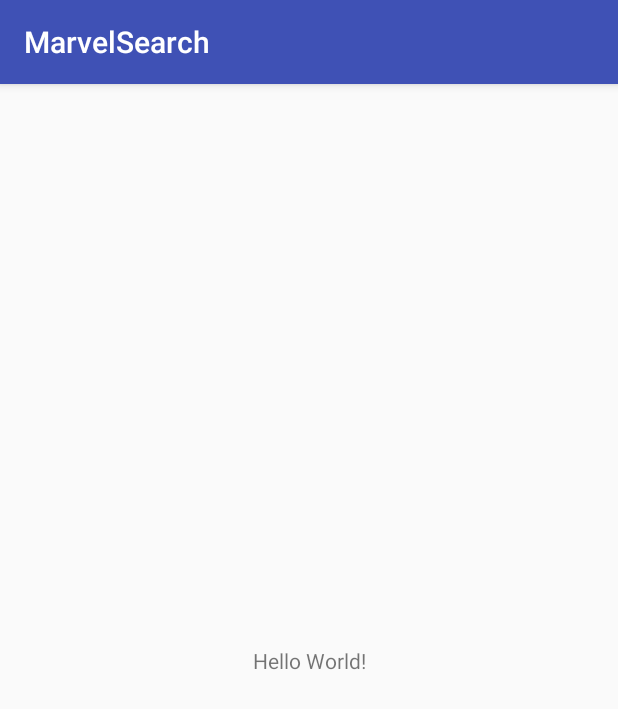
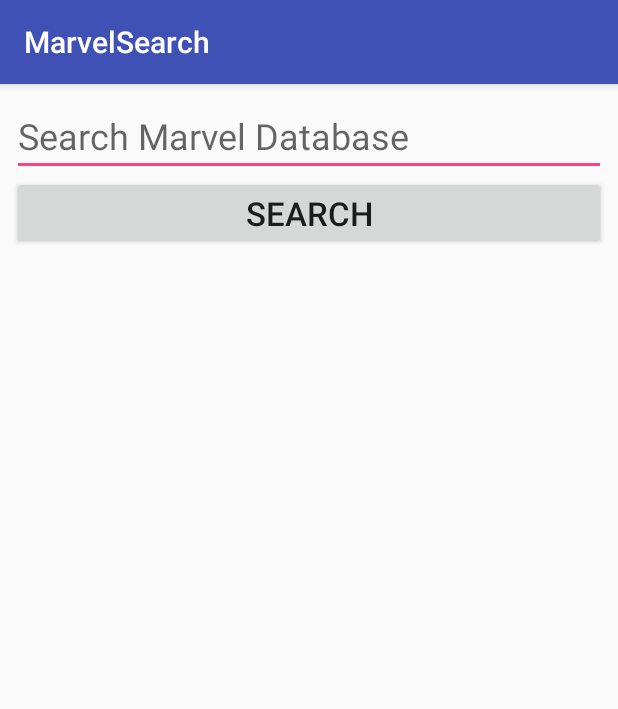
Before and after one commit to OSU-CS492-W18/final-project-team-12-marvel, an Android app: the screen it shows after launch (MainActivity), on a phone screen of 412 x 824 dp. Shown: the top 709 px of the screen. Run offline under Robolectric (Android 15) with nearby library versions, the phone set to English and light mode, and no system bars.

Commit message:
Added main activity layout

```diff
--- a/app/build.gradle
+++ b/app/build.gradle
@@ -1,11 +1,11 @@
 apply plugin: 'com.android.application'
 
 android {
-    compileSdkVersion 26
+    compileSdkVersion 27
     defaultConfig {
         applicationId "example.com.marvelsearch"
         minSdkVersion 15
-        targetSdkVersion 26
+        targetSdkVersion 27
         versionCode 1
         versionName "1.0"
         testInstrumentationRunner "android.support.test.runner.AndroidJUnitRunner"
@@ -16,12 +16,16 @@ android {
             proguardFiles getDefaultProguardFile('proguard-android.txt'), 'proguard-rules.pro'
         }
     }
+    productFlavors {
+    }
 }
 
 dependencies {
-    implementation fileTree(dir: 'libs', include: ['*.jar'])
-    implementation 'com.android.support:appcompat-v7:26.1.0'
+    implementation fileTree(include: ['*.jar'], dir: 'libs')
+    implementation 'com.android.support:appcompat-v7:27.0.2'
+    implementation 'com.android.support:design:27.0.2'
     implementation 'com.android.support.constraint:constraint-layout:1.0.2'
+    implementation 'com.android.support:recyclerview-v7:27.0.2'
     testImplementation 'junit:junit:4.12'
     androidTestImplementation 'com.android.support.test:runner:1.0.1'
     androidTestImplementation 'com.android.support.test.espresso:espresso-core:3.0.1'
--- a/app/src/main/res/layout/activity_main.xml
+++ b/app/src/main/res/layout/activity_main.xml
@@ -1,18 +1,67 @@
 <?xml version="1.0" encoding="utf-8"?>
-<android.support.constraint.ConstraintLayout xmlns:android="http://schemas.android.com/apk/res/android"
+<android.support.v4.widget.DrawerLayout xmlns:android="http://schemas.android.com/apk/res/android"
     xmlns:app="http://schemas.android.com/apk/res-auto"
     xmlns:tools="http://schemas.android.com/tools"
     android:layout_width="match_parent"
     android:layout_height="match_parent"
     tools:context="example.com.marvelsearch.MainActivity">
 
-    <TextView
+    <LinearLayout
+        android:layout_width="match_parent"
+        android:layout_height="match_parent"
+        android:orientation="vertical"
+        android:padding="8sp">
+
+        <EditText
+            android:id="@+id/et_search_box"
+            android:layout_width="match_parent"
+            android:layout_height="wrap_content"
+            android:textSize="24sp"
+            android:hint="Search Marvel Database"/>
+
+        <Button
+            android:id="@+id/btn_search"
+            android:layout_width="match_parent"
+            android:layout_height="wrap_content"
+            android:text="Search"
+            android:textSize="22sp"/>
+
+        <FrameLayout
+            android:layout_width="match_parent"
+            android:layout_height="match_parent">
+
+            <android.support.v7.widget.RecyclerView
+                android:id="@+id/rv_search_results"
+                android:layout_width="match_parent"
+                android:layout_height="match_parent" />
+
+            <TextView
+                android:id="@+id/tv_loading_error"
+                android:layout_width="match_parent"
+                android:layout_height="wrap_content"
+                android:textSize="20sp"
+                android:padding="16dp"
+                android:text="@string/loading_error_message"
+                android:visibility="invisible"/>
+
+            <ProgressBar
+                android:id="@+id/pb_loading_indicator"
+                android:layout_width="72dp"
+                android:layout_height="72dp"
+                android:layout_marginTop="32dp"
+                android:layout_gravity="top|center_horizontal"
+                android:visibility="invisible"/>
+        </FrameLayout>
+
+    </LinearLayout>
+
+
+    <android.support.design.widget.NavigationView
+        android:id="@+id/nv_navigation_drawer"
+        android:layout_height="match_parent"
         android:layout_width="wrap_content"
-        android:layout_height="wrap_content"
-        android:text="Hello World!"
-        app:layout_constraintBottom_toBottomOf="parent"
-        app:layout_constraintLeft_toLeftOf="parent"
-        app:layout_constraintRight_toRightOf="parent"
-        app:layout_constraintTop_toTopOf="parent" />
+        android:layout_gravity="start"
+        android:background="#fff"
+        app:menu="@menu/navigation_drawer"/>
 
-</android.support.constraint.ConstraintLayout>
+</android.support.v4.widget.DrawerLayout>
--- /dev/null
+++ b/app/src/main/res/menu/navigation_drawer.xml
@@ -0,0 +1,4 @@
+<?xml version="1.0" encoding="utf-8"?>
+<menu xmlns:android="http://schemas.android.com/apk/res/android">
+    <item android:title="Recently Viewed" />
+</menu>
--- a/app/src/main/res/values/strings.xml
+++ b/app/src/main/res/values/strings.xml
@@ -1,3 +1,5 @@
 <resources>
     <string name="app_name">MarvelSearch</string>
+
+    <string name="loading_error_message">Error loading data!</string>
 </resources>
```
